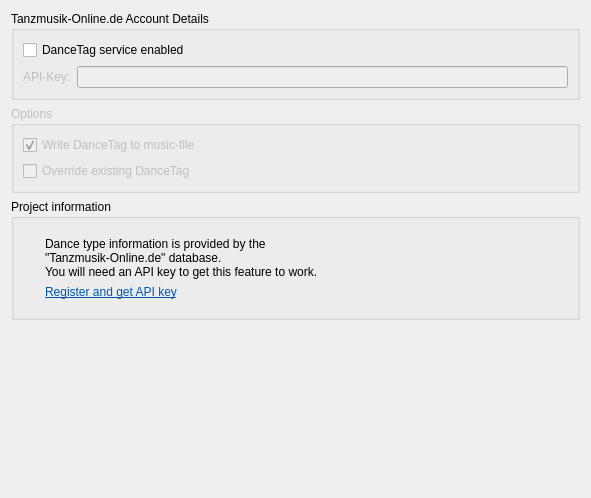
Qt form src/internet/dancetagsettingspage.ui (ximion/Clementine-LibDanceTag) before a commit.
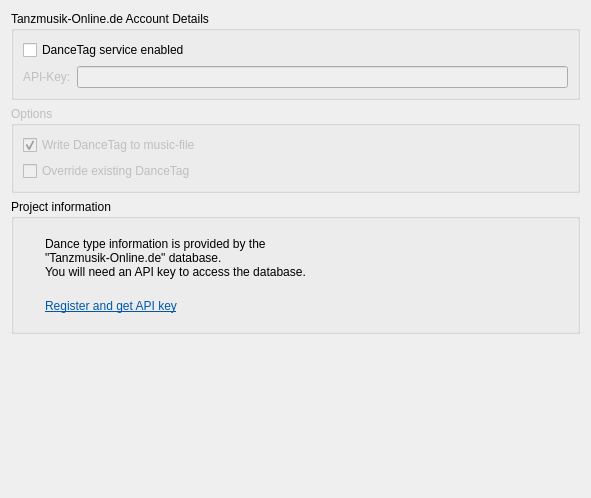
The same form after that commit.

```diff
--- a/src/internet/dancetagsettingspage.ui
+++ b/src/internet/dancetagsettingspage.ui
@@ -124,7 +124,8 @@
            <property name="text">
             <string>Dance type information is provided by the
 &quot;Tanzmusik-Online.de&quot; database.
-You will need an API key to get this feature to work.</string>
+You will need an API key to access the database.
+</string>
            </property>
           </widget>
          </item>
```
